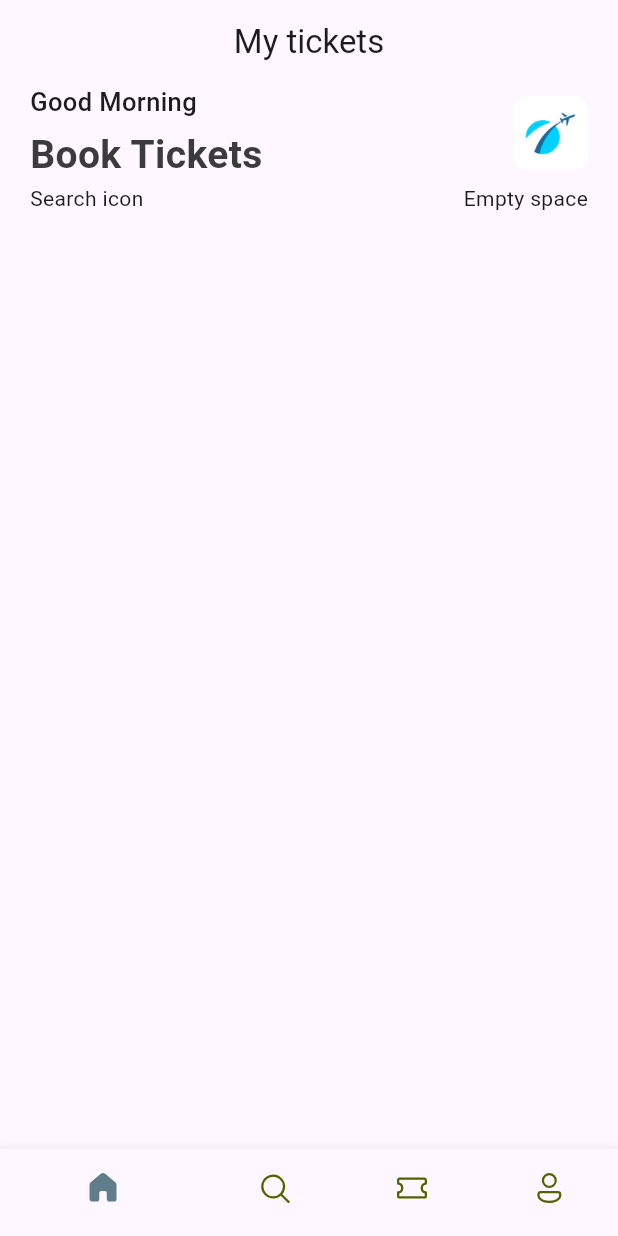
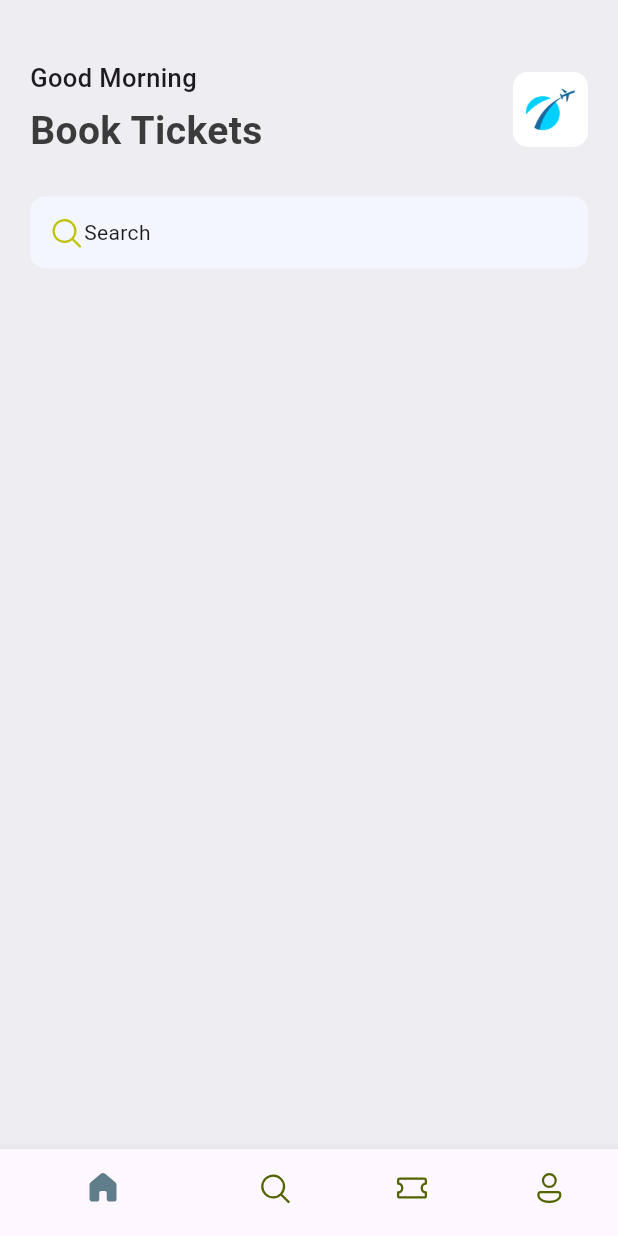
Before and after one commit to Leinadj72/first_app, a Flutter app: the screen it shows after launch, on a phone screen of 412 x 824 dp. Run offline on Flutter 3.47's test engine with Material 3 defaults, Android fonts, the phone set to English and light mode, and no system bars; our stand-ins replace fluentui_icons.

Commit message:
first commit

```diff
--- a/lib/base/bottom_nav_bar.dart
+++ b/lib/base/bottom_nav_bar.dart
@@ -27,9 +27,6 @@ class _BottomNavBarState extends State<BottomNavBar> {
   @override
   Widget build(BuildContext context) {
     return Scaffold(
-      appBar: AppBar(
-        title: const Center(child: Text("My tickets")),
-      ),
       body: appScreens[_selectedIndex],
       bottomNavigationBar: BottomNavigationBar(
           currentIndex: _selectedIndex,
--- /dev/null
+++ b/lib/base/res/media.dart
@@ -0,0 +1,4 @@
+class AppMedia {
+  static const _baseImage = "assets/images";
+  static const logo = '$_baseImage/logo.png';
+}
--- a/lib/base/res/styles/app_styles.dart
+++ b/lib/base/res/styles/app_styles.dart
@@ -4,10 +4,11 @@ Color primary = const Color(0xFF687daf);
 
 class AppStyles {
   static Color primaryColor = primary;
+  static Color bgColor = const Color(0xFFEEEDF2);
   static Color textColor = const Color(0xFF3b3b3b);
 
   static TextStyle headLineStyle1 =
-      TextStyle(fontSize: 26, fontWeight: FontWeight.w600, color: textColor);
+      TextStyle(fontSize: 26, fontWeight: FontWeight.bold, color: textColor);
   static TextStyle headLineStyle3 = const TextStyle(
     fontSize: 17,
     fontWeight: FontWeight.w500,
--- a/lib/main.dart
+++ b/lib/main.dart
@@ -11,6 +11,7 @@ class MyApp extends StatelessWidget {
   @override
   Widget build(BuildContext context) {
     return const MaterialApp(
+      debugShowCheckedModeBanner: false,
       home: BottomNavBar(),
     );
   }
--- a/lib/screens/home_screen.dart
+++ b/lib/screens/home_screen.dart
@@ -1,4 +1,6 @@
+import 'package:first_app/base/res/media.dart';
 import 'package:first_app/base/res/styles/app_styles.dart';
+import 'package:fluentui_icons/fluentui_icons.dart';
 import 'package:flutter/material.dart';
 
 class HomeScreen extends StatelessWidget {
@@ -7,9 +9,11 @@ class HomeScreen extends StatelessWidget {
   @override
   Widget build(BuildContext context) {
     return Scaffold(
+      backgroundColor: AppStyles.bgColor,
       // List view is for making the screen scrollable
       body: ListView(
         children: [
+          const SizedBox(height: 40),
           Container(
             padding: const EdgeInsets.symmetric(horizontal: 20),
             child: Column(
@@ -31,18 +35,27 @@ class HomeScreen extends StatelessWidget {
                       width: 50,
                       height: 50,
                       decoration: BoxDecoration(
-                        borderRadius: BorderRadius.circular(10),
-                        image: DecorationImage(image: AssetImage("assets/images/logo.png"))
-                      ),
+                          borderRadius: BorderRadius.circular(10),
+                          image: const DecorationImage(
+                              image: AssetImage(AppMedia.logo))),
                     )
                   ],
                 ),
-                const Row(
-                  mainAxisAlignment: MainAxisAlignment.spaceBetween,
-                  children: [
-                    Text("Search icon"),
-                    Text("Empty space"),
-                  ],
+                const SizedBox(height: 25),
+                Container(
+                  padding:
+                      const EdgeInsets.symmetric(horizontal: 12, vertical: 12),
+                  decoration: BoxDecoration(
+                      borderRadius: BorderRadius.circular(10),
+                      color: const Color(0xFFF4F6FD)),
+                  child: const Row(
+                    // mainAxisAlignment: MainAxisAlignment.spaceBetween,
+                    children: [
+                      Icon(FluentSystemIcons.ic_fluent_search_regular,
+                          color: Color(0xFFBFC205)),
+                      Text("Search")
+                    ],
+                  ),
                 )
               ],
             ),
```
Also changed, not shown: lib/base/widgets/app_double_text.dart (added).
